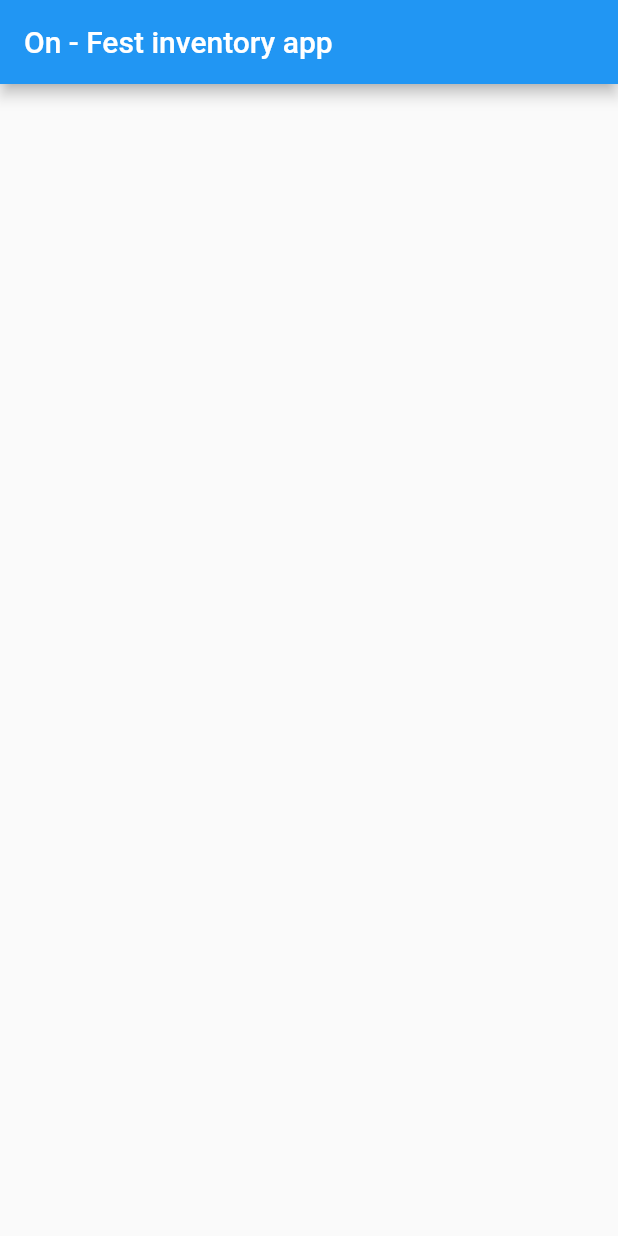
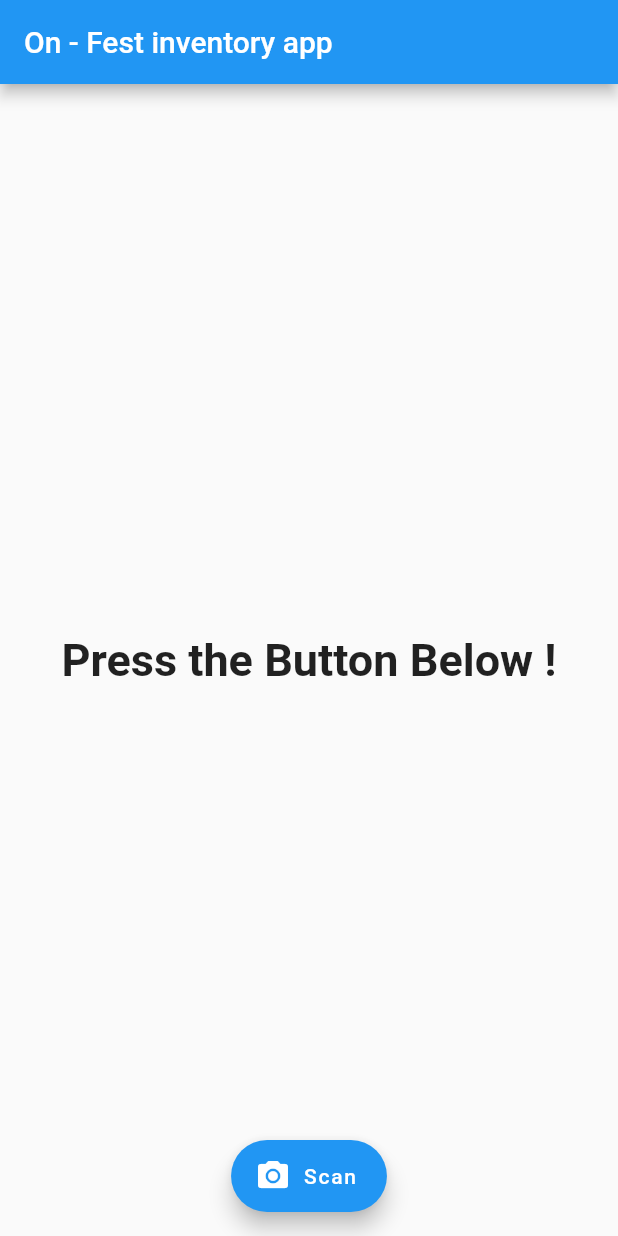
Before and after one commit to Vishalbharmabeboi/Vishalbharmabeboi, a Flutter app: the screen it shows after launch, in the side drawer, after a tap on "Inventory", on a phone screen of 412 x 824 dp. Run offline on Flutter 3.47's test engine with Material 2 defaults, Android fonts, the phone set to English and light mode, and no system bars; missing offline and left inert: barcode_scan.

Commit message:
Add files via upload

```diff
--- /dev/null
+++ b/lib/Homepage.dart
@@ -0,0 +1,68 @@
+import 'Credits.dart';
+import 'package:flutter/material.dart';
+import 'oninv.dart';
+import 'prefest.dart';
+class Homepage extends StatelessWidget {
+  @override
+  Widget build(BuildContext context) {
+    return Scaffold(
+      drawer: new Drawer(
+          child: new ListView(
+        children: <Widget>[
+          new DrawerHeader(
+            child: new Text(
+              "Backstage Inventory App",
+              style:
+                  TextStyle(color: Colors.white, fontStyle: FontStyle.italic),
+              textScaleFactor: 2.0,
+            ),
+            decoration: new BoxDecoration(color: Colors.black),
+          ),
+          ListTile(
+            title: Text("Inventory"),
+            leading: const Icon(Icons.bookmark),
+            subtitle: Text("Long press for pre-fest Inventory"),
+            onLongPress: () {
+              Navigator.push(context,
+                  new MaterialPageRoute(builder: (context) => new Preinv()));
+            },
+            onTap: () {
+              Navigator.pop(context);
+              Navigator.push(context,
+                  new MaterialPageRoute(builder: (context) => new Postinv()));
+            },
+          ),
+          ListTile(
+            title: Text("Credits"),
+            leading: const Icon(Icons.accessibility_new),
+            onTap: () {
+              Navigator.pop(context);
+              Navigator.push(context,
+                  new MaterialPageRoute(builder: (context) => new Credits()));
+            },
+          )
+        ],
+      )),
+      appBar: AppBar(
+        title: Text("Welcome to the app"),
+        backgroundColor: Colors.black54,
+      ),
+      body: Container(
+        decoration: BoxDecoration(color: Colors.black),
+        child: Column(
+          crossAxisAlignment: CrossAxisAlignment.stretch,
+          mainAxisAlignment: MainAxisAlignment.spaceEvenly,
+          children: <Widget>[
+            Text(
+              "Welcome to Backstage Inventory App",
+              textScaleFactor: 4.0,
+              style: TextStyle(
+                  fontStyle: FontStyle.italic, color: Colors.blueAccent),
+              textAlign: TextAlign.center,
+            )
+          ],
+        ),
+      ),
+    );
+  }
+}
--- a/lib/main.dart
+++ b/lib/main.dart
@@ -1,74 +1,10 @@
 import 'package:flutter/material.dart';
-
+import 'Homepage.dart';
 void main() => runApp(MyApp());
-
 class MyApp extends StatelessWidget {
-  // This widget is the root of your application.
   @override
   Widget build(BuildContext context) {
-    return new MaterialApp(home: new Homepage());
-  }
-}
-
-class Homepage extends StatelessWidget {
-  @override
-  Widget build(BuildContext context) {
-    return Scaffold(
-        drawer: new Drawer(
-            child: new ListView(
-      children: <Widget>[
-        new DrawerHeader(child: new Text("Backstage Inventory App",
-        style: TextStyle(color:Colors.white , fontStyle: FontStyle.italic),textScaleFactor: 2.0,),
-        decoration: new BoxDecoration(color: Colors.black), ),
-        ListTile(title: Text("Inventory"),
-        leading: const Icon(Icons.bookmark),
-        subtitle: Text("Long press for pre-fest Inventory"),
-        onLongPress:(){Navigator.push(context, new MaterialPageRoute(builder: (context) => new Preinv()));}  ,
-        onTap:(){Navigator.pop(context);
-          Navigator.push(context, new MaterialPageRoute(builder: (context)=>new Postinv()));} ,),
-        ListTile(title: Text("Credits"),
-        leading: const Icon(Icons.accessibility_new),
-        onTap:(){Navigator.pop(context);
-        Navigator.push(context, new MaterialPageRoute(builder: (context)=>new Credits()));} ,)
-      ],
-    )),
-      appBar: AppBar(title: Text("Welcome to the app"),backgroundColor: Colors.black54,),
-      body: Container(decoration: BoxDecoration(color: Colors.black),
-        child: Column( crossAxisAlignment: CrossAxisAlignment.stretch,mainAxisAlignment: MainAxisAlignment.spaceEvenly, children: <Widget>[
-         Text("Welcome to Backstage Inventory App",textScaleFactor: 4.0,style: TextStyle(fontStyle: FontStyle.italic,color: Colors.blueAccent),textAlign: TextAlign.center,)
-        ],),
-      ),);
-  }
-}
-class Preinv extends StatelessWidget{
-  @override
-  Widget build(BuildContext context) {
-    return MaterialApp(
-      home: Scaffold(appBar:new AppBar(title:new Text("Pre - Fest inventory app"),),)
+    return new MaterialApp(home: new Homepage(),
     );
   }
 }
-class Postinv extends StatelessWidget{
-  @override
-  Widget build(BuildContext context) {
-    return MaterialApp(
-      home: Scaffold(appBar: new AppBar(title: new Text("On - Fest inventory app"),),)
-    );
-  }
-}
-class Credits extends StatelessWidget{
-  @override
-  Widget build(BuildContext context) {
-    return MaterialApp(home: Scaffold(body:Container(decoration: BoxDecoration(color: Colors.black),
-        child: Column( crossAxisAlignment: CrossAxisAlignment.stretch,mainAxisAlignment: MainAxisAlignment.spaceEvenly, children: <Widget>[
-          Text("Inventory App By:",textAlign: TextAlign.center,textWidthBasis: TextWidthBasis.parent,textScaleFactor: 3.0,style: TextStyle(color: Colors.white) ,),
-          Text("Ashwani(AshK)",textAlign: TextAlign.center,textWidthBasis: TextWidthBasis.parent,textScaleFactor: 2.0,style: TextStyle(color: Colors.white) ,),
-          Text("Vishal",textAlign: TextAlign.center,textWidthBasis: TextWidthBasis.parent,textScaleFactor: 2.0,style: TextStyle(color: Colors.white) ,),
-          Text("Siddhi",textAlign: TextAlign.center,textWidthBasis: TextWidthBasis.parent,textScaleFactor: 2.0,style: TextStyle(color: Colors.white) ,),
-          Text("Ayushi",textAlign: TextAlign.center,textWidthBasis: TextWidthBasis.parent,textScaleFactor: 2.0,style: TextStyle(color: Colors.white) ,),
-          Text("Arvind",textAlign: TextAlign.center,textWidthBasis: TextWidthBasis.parent,textScaleFactor: 2.0,style: TextStyle(color: Colors.white) ,),
-          Text("Raghav",textAlign: TextAlign.center,textWidthBasis: TextWidthBasis.parent,textScaleFactor: 2.0,style: TextStyle(color: Colors.white) ,)
-        ],),
-      ) ,));
-  }
-}
--- /dev/null
+++ b/lib/oninv.dart
@@ -0,0 +1,59 @@
+import 'package:flutter/material.dart';
+import 'package:barcode_scan/barcode_scan.dart';
+import 'package:flutter/services.dart';
+import 'dart:async';
+class Postinv extends StatefulWidget {
+  @override
+  PostinvState createState() {
+    return new PostinvState();
+  }
+}
+
+class PostinvState extends State<Postinv> {
+  String result = "Press the Button Below !";
+
+  Future _scanQR() async {
+    try {
+      String qrResult = await BarcodeScanner.scan();
+      setState(() {
+        result = qrResult;
+      });
+    } on PlatformException catch (ex) {
+      if (ex.code == BarcodeScanner.CameraAccessDenied) {
+        setState(() {
+          result = "Camera permission was denied";
+        });
+      } else {
+        setState(() {
+          result = "Unknown Error $ex";
+        });
+      }
+    } on FormatException {
+      setState(() {
+        result = "You pressed the back button before scanning anything";
+      });
+    } catch (ex) {
+      setState(() {
+        result = "Unknown Error $ex";
+      });
+    }
+  }Widget build(BuildContext context) {
+    return MaterialApp(
+        home: Scaffold(
+      appBar: new AppBar(
+        title: new Text("On - Fest inventory app"),
+      ),
+      body: Center(
+        child: Text(
+          result,
+          style: new TextStyle(fontSize: 30.0, fontWeight: FontWeight.bold),
+        ),
+      ),
+      floatingActionButton: FloatingActionButton.extended(
+        icon: Icon(Icons.camera_alt),
+        label: Text("Scan"),
+        onPressed: _scanQR,
+      ),
+      floatingActionButtonLocation: FloatingActionButtonLocation.centerFloat,
+    ));
+  }}
```
Also changed, not shown: lib/Credits.dart (added, +67 -0 lines), lib/QR Codes.dart (added, +69 -0 lines), lib/prefest.dart (added, +14 -0 lines), 2 other files.
